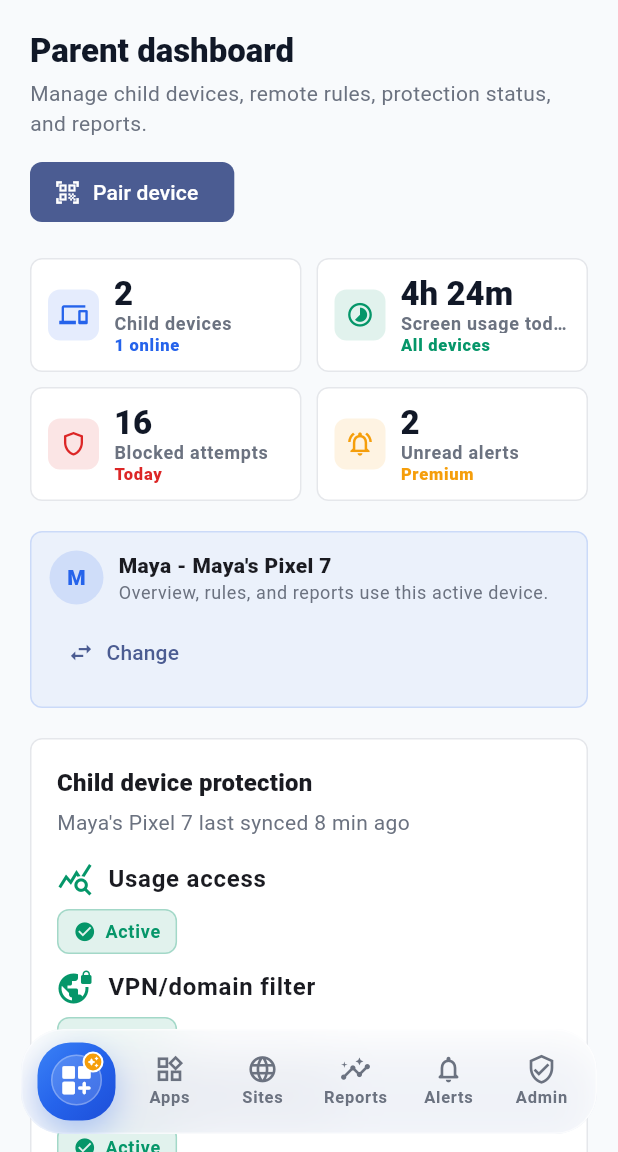
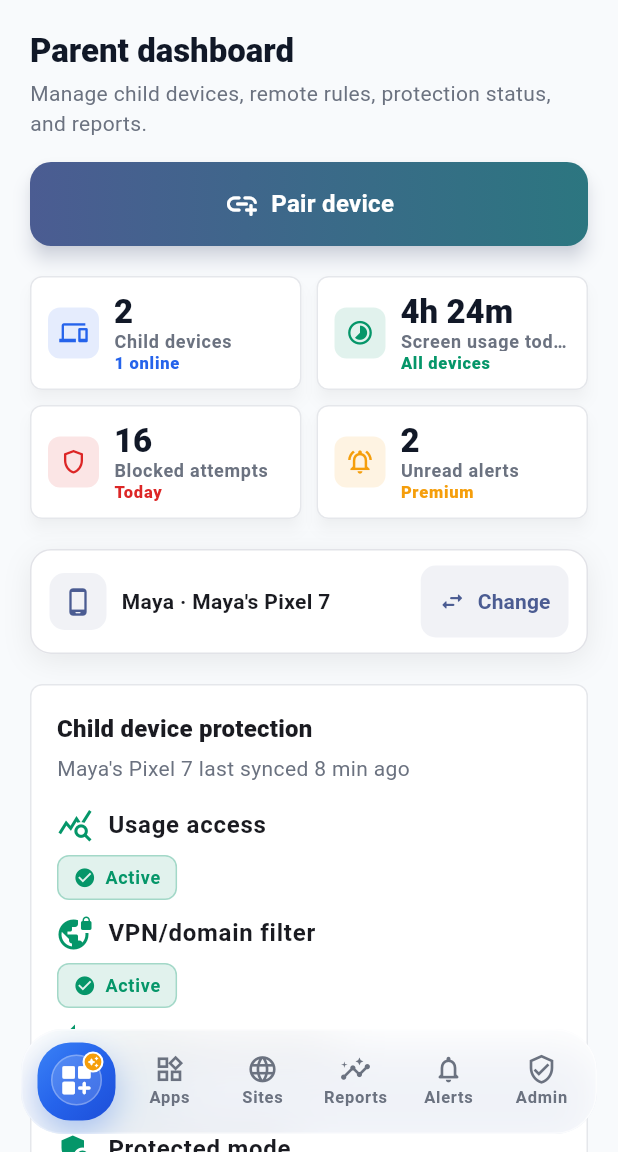
Before and after one commit to mr7aali/offspring_tracker, a Flutter app: the DashboardScreen screen opened by its route, on a phone screen of 412 x 824 dp, the part 84-1236 px from its top. Run offline on Flutter 3.47's test engine with Material 3 defaults, Android fonts, the phone set to English and light mode, and no system bars; accounts and stored records are empty.

Commit message:
Enhance dashboard UI: add compact mode to ActiveDeviceBanner and improve MetricCard shadow effects

```diff
--- a/lib/features/offspring/presentation/widgets/dashboard/dashboard_device_widgets.dart
+++ b/lib/features/offspring/presentation/widgets/dashboard/dashboard_device_widgets.dart
@@ -51,16 +51,91 @@ class _ActiveDeviceBanner extends StatelessWidget {
   const _ActiveDeviceBanner({
     required this.controller,
     this.message = 'This section follows the active child device.',
+    this.compact = false,
   });
 
   final DashboardController controller;
   final String message;
+  final bool compact;
 
   @override
   Widget build(BuildContext context) {
     final device = controller.selectedDevice;
     if (device == null) {
       return const SizedBox.shrink();
+    }
+
+    if (compact) {
+      final theme = Theme.of(context);
+      final colors = theme.colorScheme;
+      final deviceLabel = '${device.childName} · ${device.deviceName}';
+      return Container(
+        padding: const EdgeInsets.symmetric(horizontal: 12, vertical: 10),
+        decoration: BoxDecoration(
+          color: colors.surface,
+          borderRadius: BorderRadius.circular(14),
+          border: Border.all(
+            color: colors.outlineVariant.withValues(alpha: 0.5),
+          ),
+          boxShadow: [
+            BoxShadow(
+              color: colors.shadow.withValues(alpha: 0.07),
+              blurRadius: 16,
+              offset: const Offset(0, 5),
+            ),
+          ],
+        ),
+        child: Row(
+          children: [
+            Container(
+              width: 38,
+              height: 38,
+              decoration: BoxDecoration(
+                color: colors.primary.withValues(alpha: 0.08),
+                borderRadius: BorderRadius.circular(10),
+              ),
+              child: Icon(
+                Icons.phone_android_rounded,
+                size: 20,
+                color: colors.primary,
+              ),
+            ),
+            const SizedBox(width: 10),
+            Expanded(
+              child: Tooltip(
+                message: deviceLabel,
+                child: Text(
+                  deviceLabel,
+                  maxLines: 1,
+                  overflow: TextOverflow.ellipsis,
+                  style: theme.textTheme.bodyMedium?.copyWith(
+                    color: colors.onSurface,
+                    fontWeight: FontWeight.w600,
+                  ),
+                ),
+              ),
+            ),
+            const SizedBox(width: 8),
+            TextButton.icon(
+              onPressed: () => _openChildDevicesScreen(context, controller),
+              style: TextButton.styleFrom(
+                foregroundColor: colors.primary,
+                backgroundColor: colors.primary.withValues(alpha: 0.08),
+                minimumSize: const Size(0, 48),
+                padding: const EdgeInsets.symmetric(horizontal: 12),
+                shape: RoundedRectangleBorder(
+                  borderRadius: BorderRadius.circular(10),
+                ),
+                textStyle: theme.textTheme.labelLarge?.copyWith(
+                  fontWeight: FontWeight.w700,
+                ),
+              ),
+              icon: const Icon(Icons.swap_horiz_rounded, size: 18),
+              label: const Text('Change'),
+            ),
+          ],
+        ),
+      );
     }
 
     return Container(
--- a/lib/features/offspring/presentation/widgets/dashboard/dashboard_sections.dart
+++ b/lib/features/offspring/presentation/widgets/dashboard/dashboard_sections.dart
@@ -8,6 +8,7 @@ class _OverviewSection extends StatelessWidget {
   @override
   Widget build(BuildContext context) {
     final summary = controller.summary;
+    final colors = Theme.of(context).colorScheme;
     if (summary == null && controller.isLoading) {
       return const _SectionLoader();
     }
@@ -16,14 +17,52 @@ class _OverviewSection extends StatelessWidget {
       key: const ValueKey('overview'),
       crossAxisAlignment: CrossAxisAlignment.start,
       children: [
-        SectionHeader(
+        const SectionHeader(
           title: 'Parent dashboard',
           subtitle:
               'Manage child devices, remote rules, protection status, and reports.',
-          action: FilledButton.icon(
-            onPressed: () => _showPairDeviceDialog(context, controller),
-            icon: const Icon(Icons.qr_code_scanner),
-            label: const Text('Pair device'),
+        ),
+        const SizedBox(height: 16),
+        SizedBox(
+          width: double.infinity,
+          child: Material(
+            elevation: 5,
+            shadowColor: colors.primary.withValues(alpha: 0.35),
+            borderRadius: BorderRadius.circular(14),
+            clipBehavior: Clip.antiAlias,
+            child: Ink(
+              decoration: BoxDecoration(
+                gradient: LinearGradient(
+                  begin: Alignment.centerLeft,
+                  end: Alignment.centerRight,
+                  colors: [
+                    colors.primary,
+                    Color.lerp(colors.primary, colors.secondary, 0.45)!,
+                  ],
+                ),
+              ),
+              child: TextButton.icon(
+                onPressed: () => _showPairDeviceDialog(context, controller),
+                style: TextButton.styleFrom(
+                  foregroundColor: colors.onPrimary,
+                  minimumSize: const Size.fromHeight(56),
+                  padding: const EdgeInsets.symmetric(
+                    horizontal: 24,
+                    vertical: 16,
+                  ),
+                  shape: RoundedRectangleBorder(
+                    borderRadius: BorderRadius.circular(14),
+                  ),
+                  textStyle: const TextStyle(
+                    fontSize: 16,
+                    fontWeight: FontWeight.w700,
+                    letterSpacing: 0.2,
+                  ),
+                ),
+                icon: const Icon(Icons.add_link_rounded, size: 24),
+                label: const Text('Pair device'),
+              ),
+            ),
           ),
         ),
         const SizedBox(height: AppSizes.sectionGap),
@@ -31,6 +70,7 @@ class _OverviewSection extends StatelessWidget {
           children: [
             MetricCard(
               label: 'Child devices',
+              showShadow: true,
               value: '${summary?.totalDevices ?? 0}',
               icon: Icons.devices,
               color: AppColors.primary,
@@ -38,6 +78,7 @@ class _OverviewSection extends StatelessWidget {
             ),
             MetricCard(
               label: 'Screen usage today',
+              showShadow: true,
               value: _formatMinutes(summary?.totalUsageTodayMinutes ?? 0),
               icon: Icons.timelapse,
               color: AppColors.secondary,
@@ -45,6 +86,7 @@ class _OverviewSection extends StatelessWidget {
             ),
             MetricCard(
               label: 'Blocked attempts',
+              showShadow: true,
               value: '${summary?.blockedAttemptsToday ?? 0}',
               icon: Icons.shield_outlined,
               color: AppColors.danger,
@@ -52,6 +94,7 @@ class _OverviewSection extends StatelessWidget {
             ),
             MetricCard(
               label: 'Unread alerts',
+              showShadow: true,
               value: '${summary?.unreadAlerts ?? 0}',
               icon: Icons.notifications_active_outlined,
               color: AppColors.accent,
@@ -74,6 +117,7 @@ class _OverviewSection extends StatelessWidget {
         else ...[
           _ActiveDeviceBanner(
             controller: controller,
+            compact: true,
             message: 'Overview, rules, and reports use this active device.',
           ),
           const SizedBox(height: AppSizes.sectionGap),
--- a/lib/shared/widgets/metric_card.dart
+++ b/lib/shared/widgets/metric_card.dart
@@ -11,6 +11,7 @@ class MetricCard extends StatelessWidget {
     required this.icon,
     required this.color,
     this.caption,
+    this.showShadow = false,
   });
 
   final String label;
@@ -18,10 +19,16 @@ class MetricCard extends StatelessWidget {
   final IconData icon;
   final Color color;
   final String? caption;
+  final bool showShadow;
 
   @override
   Widget build(BuildContext context) {
     return Card(
+      elevation: showShadow ? 4 : null,
+      shadowColor: showShadow
+          ? Theme.of(context).colorScheme.shadow.withValues(alpha: 0.18)
+          : null,
+      surfaceTintColor: showShadow ? Colors.transparent : null,
       child: Padding(
         padding: const EdgeInsets.all(12),
         child: Row(
```
